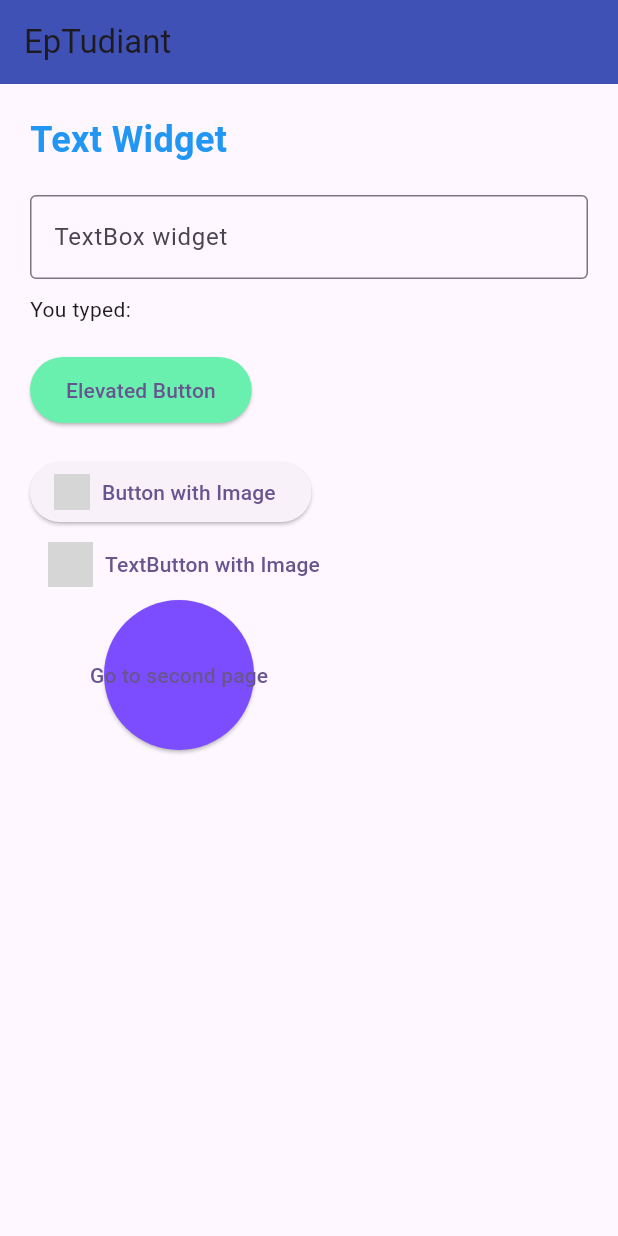
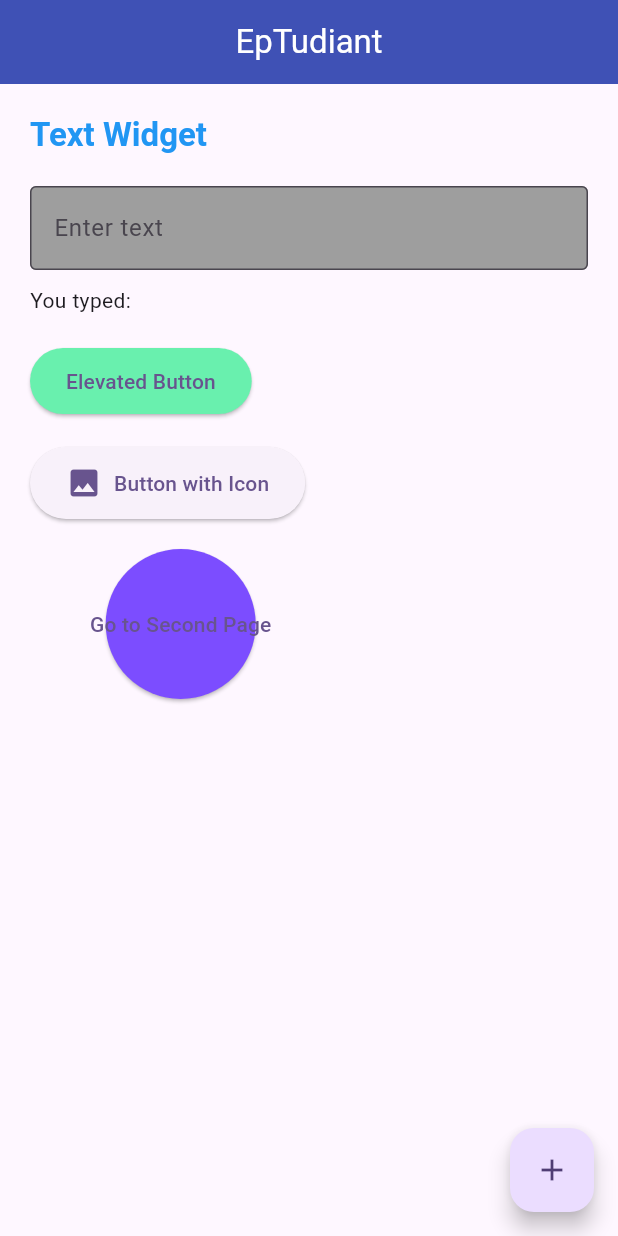
Before and after one commit to DhiaZar/EpTudiant, a Flutter app: the screen it shows after launch, on a phone screen of 412 x 824 dp. Run offline on Flutter 3.47's test engine with Material 3 defaults, Android fonts, the phone set to English and light mode, and no system bars; grey boxes are pictures that could not be loaded.

Commit message:
commentaire wiwi

```diff
--- a/lib/main.dart
+++ b/lib/main.dart
@@ -1,5 +1,5 @@
 import 'package:flutter/material.dart';
-
+//commentaire wiwi
 void main() {
   runApp(const MyApp());
 }
@@ -13,10 +13,20 @@ class MyApp extends StatelessWidget {
       title: 'EpTudiant',
       theme: ThemeData(
         colorScheme: ColorScheme.fromSeed(seedColor: Colors.deepPurple),
+        useMaterial3: true,
+        appBarTheme: const AppBarTheme(
+          backgroundColor: Colors.indigo,
+          foregroundColor: Colors.white,
+        ),
+        elevatedButtonTheme: ElevatedButtonThemeData(
+          style: ElevatedButton.styleFrom(
+            padding: const EdgeInsets.symmetric(horizontal: 24, vertical: 12),
+          ),
+        ),
       ),
       initialRoute: '/',
       routes: {
-        '/': (context) => const MyHomePage(title: "EpTudiant"),
+        '/': (context) => const MyHomePage(),
         '/second': (context) => const SecondPage(),
       },
     );
@@ -24,9 +34,7 @@ class MyApp extends StatelessWidget {
 }
 
 class MyHomePage extends StatefulWidget {
-  const MyHomePage({super.key, required this.title});
-
-  final String title;
+  const MyHomePage({super.key});
 
   @override
   State<MyHomePage> createState() => _MyHomePageState();
@@ -37,193 +45,163 @@ class _MyHomePageState extends State<MyHomePage> {
   String _textInput = '';
   final TextEditingController _textController = TextEditingController();
 
+  @override
+  void dispose() {
+    _textController.dispose();
+    super.dispose();
+  }
+
   void _incrementCounter() {
-    setState(() {
-      _counter++;
-    });
+    setState(() => _counter++);
   }
 
   @override
   Widget build(BuildContext context) {
     return Scaffold(
-      appBar: AppBar(backgroundColor: Colors.indigo, title: Text(widget.title)),
-      body: Padding(
+      appBar: AppBar(
+        title: const Text('EpTudiant'),
+        centerTitle: true,
+      ),
+      body: SingleChildScrollView(
         padding: const EdgeInsets.all(20.0),
         child: Column(
           crossAxisAlignment: CrossAxisAlignment.start,
           children: [
-            // -------------------------------
-            // 1. Text Widget
-            // -------------------------------
-            const Text(
-              'Text Widget',
-              style: TextStyle(
-                fontSize: 24,
-                fontWeight: FontWeight.bold,
-                color: Colors.blue,
-              ),
-            ),
+            // Text Widget
+            _buildSectionTitle('Text Widget'),
             const SizedBox(height: 20),
 
-            // -------------------------------
-            // 2. Text Input (TextBox)
-            // -------------------------------
+            // Text Input
             TextField(
               controller: _textController,
-              decoration: InputDecoration(
-                labelText: 'TextBox widget',
+              decoration: const InputDecoration(
+                labelText: 'Enter text',
                 border: OutlineInputBorder(),
+                filled: true,
+                fillColor: Colors.grey,
               ),
-              onChanged: (value) {
-                setState(() {
-                  _textInput = value;
-                });
-              },
+              onChanged: (value) => setState(() => _textInput = value),
             ),
             const SizedBox(height: 10),
-            Text('You typed: $_textInput'), //Pour afficher ce qu'on a ecrit
+            Text('You typed: $_textInput', style: Theme.of(context).textTheme.bodyMedium),
             const SizedBox(height: 20),
 
-            // -------------------------------
-            // 3. Basic Button
-            // -------------------------------
+            // Basic Button
             ElevatedButton(
               onPressed: () {
                 ScaffoldMessenger.of(context).showSnackBar(
-                  SnackBar(
-                    content: Text('Button pressed! You typed: $_textInput'),
-                  ),
+                  SnackBar(content: Text('Button pressed! You typed: $_textInput')),
                 );
               },
-              style: ElevatedButton.styleFrom(
-                padding: const EdgeInsets.symmetric(
-                  horizontal: 24,
-                  vertical: 12,
-                ),
-                backgroundColor: Colors.greenAccent,
-              ),
+              style: ElevatedButton.styleFrom(backgroundColor: Colors.greenAccent),
               child: const Text('Elevated Button'),
             ),
             const SizedBox(height: 20),
 
-            // -------------------------------
-            // 4. Button with Image
-            // -------------------------------
+            // Button with Image
             ElevatedButton.icon(
               onPressed: () {
                 ScaffoldMessenger.of(context).showSnackBar(
                   const SnackBar(content: Text('Button with image pressed!')),
                 );
               },
-              icon: Image.asset(
-                'assets/flutter_logo.png', // Replace with your image path
-                width: 24,
-                height: 24,
-              ),
-              label: const Text('Button with Image'),
+              icon: const Icon(Icons.image, size: 24), // Replaced with icon for simplicity
+              label: const Text('Button with Icon'),
             ),
+            const SizedBox(height: 20),
 
-            // Alternative: Image inside TextButton
-            TextButton(
-              onPressed: () {
-                ScaffoldMessenger.of(context).showSnackBar(
-                  const SnackBar(
-                    content: Text('Button with image and text pressed!'),
-                  ),
-                );
-              },
-              child: Row(
-                mainAxisSize: MainAxisSize.min,
-                children: [
-                  Image.network(
-                    'https://picsum.photos/50', // Example network image
-                    width: 30,
-                    height: 30,
-                  ),
-                  const SizedBox(width: 8),
-                  const Text('TextButton with Image'),
-                ],
-              ),
-            ),
+            // Navigation Button
             ElevatedButton(
-              //Ceci est un element Bouton
-              child: const Text('Go to second page'), // Le text contenu
+              onPressed: () => Navigator.pushNamed(context, '/second'),
               style: ElevatedButton.styleFrom(
-                //son style (taille,forme,couleur)
-                shape: CircleBorder(),
+                shape: const CircleBorder(),
                 backgroundColor: Colors.deepPurpleAccent,
                 padding: const EdgeInsets.all(40),
               ),
-              onPressed: () {
-                // fonction ou methode appele a la pression du bouton
-                Navigator.pushNamed(
-                  context,
-                  '/second',
-                ); //Le mouvement vers la page '/second'
-              },
+              child: const Text('Go to Second Page'),
             ),
           ],
+        ),
+      ),
+      floatingActionButton: FloatingActionButton(
+        onPressed: _incrementCounter,
+        child: const Icon(Icons.add),
+      ),
+    );
+  }
+
+  Widget _buildSectionTitle(String title) {
+    return Text(
+      title,
+      style: Theme.of(context).textTheme.titleLarge?.copyWith(
+        fontWeight: FontWeight.bold,
+        color: Colors.blue,
+      ),
+    );
+  }
+}
+
+class SecondPage extends StatefulWidget {
+  const SecondPage({super.key});
+
+  @override
+  State<SecondPage> createState() => _SecondPageState();
+}
+
+class _SecondPageState extends State<SecondPage> {
+  String? _selectedItem;
+  final List<String> _items = ['Item 1', 'Item 2', 'Item 3', 'Item 4'];
+
+  @override
+  Widget build(BuildContext context) {
+    return Scaffold(
+      appBar: AppBar(
+        title: const Text('Second Page'),
+        centerTitle: true,
+      ),
+      body: Center(
+        child: SingleChildScrollView(
+          padding: const EdgeInsets.all(20.0),
+          child: Column(
+            mainAxisAlignment: MainAxisAlignment.center,
+            children: [
+              ClipRRect(
+                borderRadius: BorderRadius.circular(8.0),
+                child: Image.network(
+                  'https://static01.nyt.com/images/2016/08/05/us/05onfire1_xp/05onfire1_xp-superJumbo-v2.jpg',
+                  height: 200,
+                  width: double.infinity,
+                  fit: BoxFit.cover,
+                  errorBuilder: (context, error, stackTrace) => const Icon(Icons.error, size: 50),
+                ),
+              ),
+              const SizedBox(height: 20),
+              Text(
+                'Welcome to the Second Page!',
+                style: Theme.of(context).textTheme.titleLarge,
+              ),
+              const SizedBox(height: 20),
+              DropdownButton<String>(
+                value: _selectedItem,
+                hint: const Text('Select an item'),
+                isExpanded: true,
+                items: _items.map((String value) {
+                  return DropdownMenuItem<String>(
+                    value: value,
+                    child: Text(value),
+                  );
+                }).toList(),
+                onChanged: (newValue) => setState(() => _selectedItem = newValue),
+              ),
+              const SizedBox(height: 20),
+              ElevatedButton(
+                onPressed: () => Navigator.pop(context),
+                child: const Text('Go Back'),
+              ),
+            ],
+          ),
         ),
       ),
     );
   }
 }
-
-/*
-The next code is related to the second page
-Meaning that more pages can be added in the same Main file as other classes
-Then said pages should be added in the routing on Line 18
-*/
-class SecondPage extends StatefulWidget {
-  const SecondPage({super.key});
-
-  @override
-  State<SecondPage> createState() => _SecondPage();
-}
-
-class _SecondPage extends State<SecondPage> {
-  String? _selectedItem;
-
-  final List<String> _items = ['Item1', 'Item2', 'Item3', 'Item4'];
-
-  @override
-  Widget build(BuildContext context) {
-    return Scaffold(
-      appBar: AppBar(title: const Text('Second Page')),
-      body: Center(
-        child: Column(
-          mainAxisAlignment: MainAxisAlignment.center,
-          children: [
-            Image.network(
-              "https://static01.nyt.com/images/2016/08/05/us/05onfire1_xp/05onfire1_xp-superJumbo-v2.jpg",
-            ),
-            const Text('Welcome to the Second Page!'),
-            const SizedBox(height: 20),
-            ElevatedButton(
-              onPressed: () {
-                Navigator.pop(context); // Return to previous page
-              },
-              child: const Text('Go Back'),
-            ),
-            DropdownButton<String>(
-              value: _selectedItem,
-              hint: Text("This is a hint talking about the drop down"),
-              items:
-                  _items.map((String value) {
-                    return DropdownMenuItem<String>(
-                      value: value,
-                      child: Text(value),
-                    );
-                  }).toList(),
-              onChanged: (newValue) {
-                setState(() {
-                  _selectedItem = newValue;
-                });
-              },
-            ),
-          ],
-        ),
-      ),
-    );
-  }
-}
```
